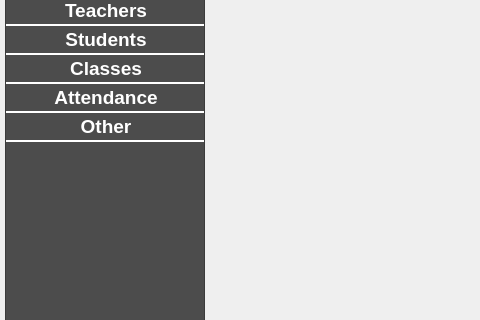
First picture: the form in adminmenuform.ui, repository thenewcoder/school-administration-system, before the edit; both pictures show x 0 to 480 and y 222 to 542 of the 872 by 715 pixel window.
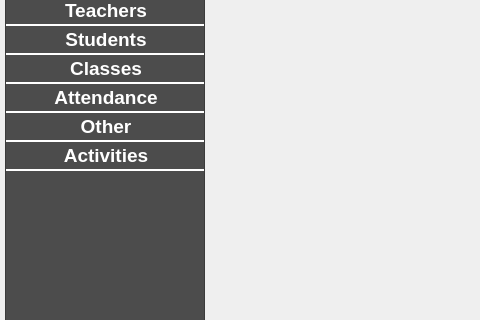
Second picture: the form after the edit. The open tabs and pages were chosen to show the change. Icons and pictures are not drawn.

Commit message: Added the skeleton for the activities page, and added it to the admin menu.

```diff
--- a/adminmenuform.ui
+++ b/adminmenuform.ui
@@ -237,6 +237,14 @@
           <normaloff>:/images/setup.png</normaloff>:/images/setup.png</iconset>
         </property>
        </item>
+       <item>
+        <property name="text">
+         <string>Activities</string>
+        </property>
+        <property name="textAlignment">
+         <set>AlignCenter</set>
+        </property>
+       </item>
       </widget>
      </item>
     </layout>
```
Left out of the diff: 7 changed lines with no effect on the pictures. The commit also changes 6 other files.
